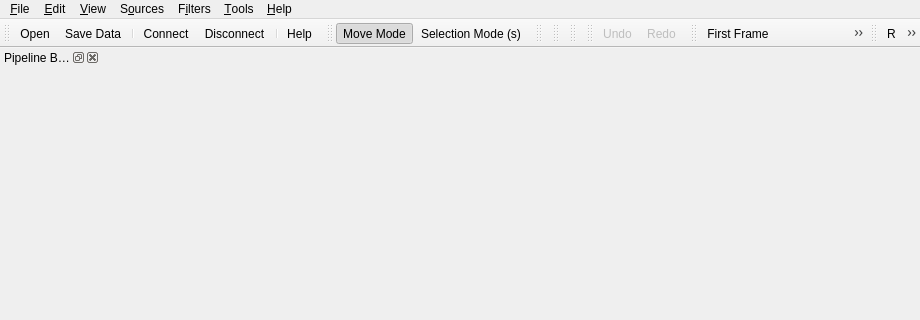
Old version of the form Applications/Client/MainWindow.ui in the repository wildmichael/ParaView3-enhancements-old; both pictures show x 0 to 920 and y 0 to 320 of the 920 by 690 pixel window.
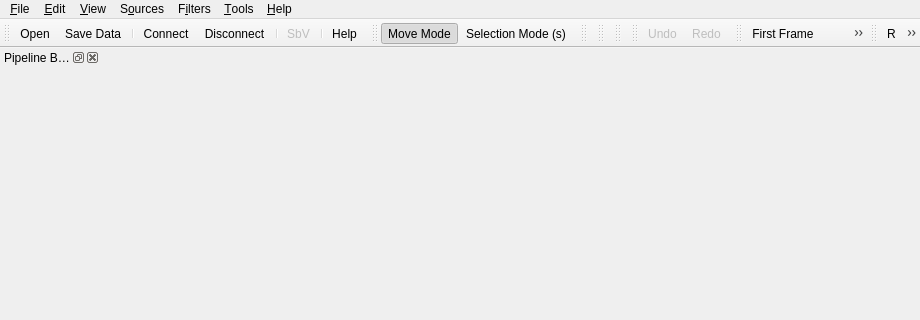
New version of the form. Icons and pictures are not drawn.

Commit message: ENH: Enabling XYPloting. Currently plots are only shown for filter "Probe2". BUG: Following recent changes to vtkAbstractWidget in which Visibility was added to the widget, there were issues with the 3DWidget when the active view changed, the widget would not switch to the active view. This patch fixes that. BUG: Fixes Bug #3634 by adding a toolbar button to toggle scalar bar visibility.

What changed in the file:
```diff
--- a/Applications/Client/MainWindow.ui
+++ b/Applications/Client/MainWindow.ui
@@ -224,6 +224,8 @@
    <addaction name="actionServerConnect" />
    <addaction name="actionServerDisconnect" />
    <addaction name="separator" />
+   <addaction name="actionScalarBarVisibility" />
+   <addaction name="separator" />
    <addaction name="actionHelpHelp" />
   </widget>
   <widget class="QToolBar" name="selectionToolbar" >
@@ -400,6 +402,17 @@
     <string>Help</string>
    </property>
   </action>
+  <action name="actionScalarBarVisibility" >
+   <property name="checkable" >
+    <bool>true</bool>
+   </property>
+   <property name="text" >
+    <string>SbV</string>
+   </property>
+   <property name="enabled" >
+    <bool>false</bool>
+   </property>
+  </action>
   <action name="actionServerConnect" >
    <property name="icon" >
     <iconset resource="../../Qt/Components/Resources/pqResources.qrc" >:/pqWidgets/Icons/pqConnect22.png</iconset>
```
Left out of the diff: 96 changed lines with no effect on the pictures. The commit also changes 50 other files.
